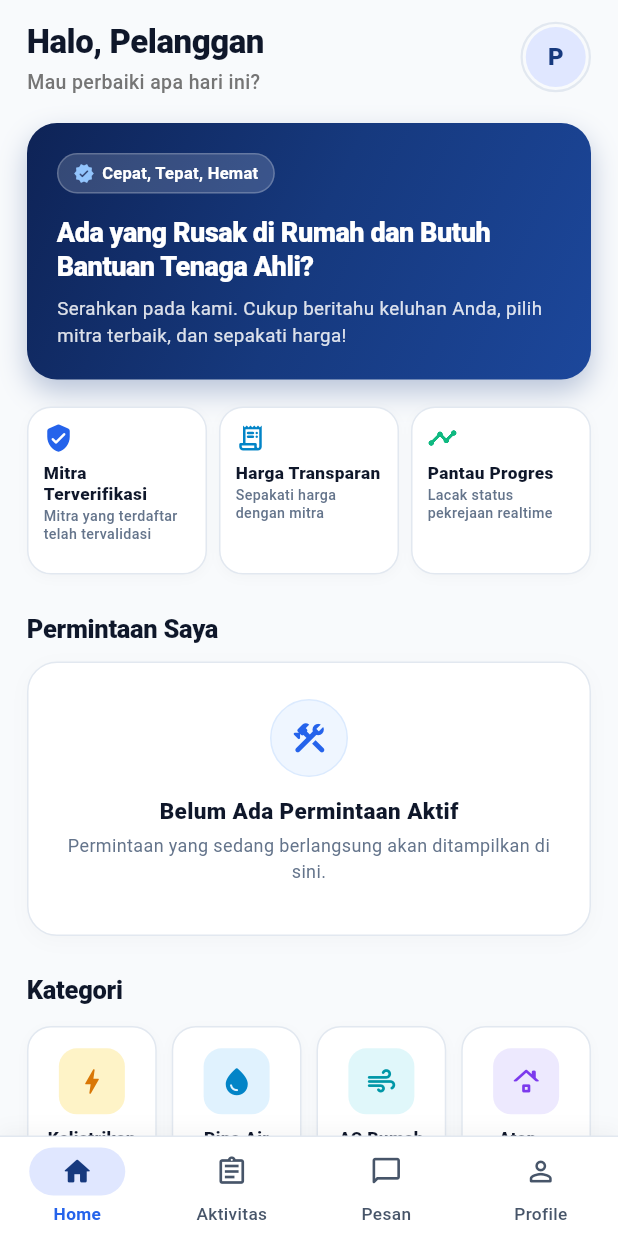
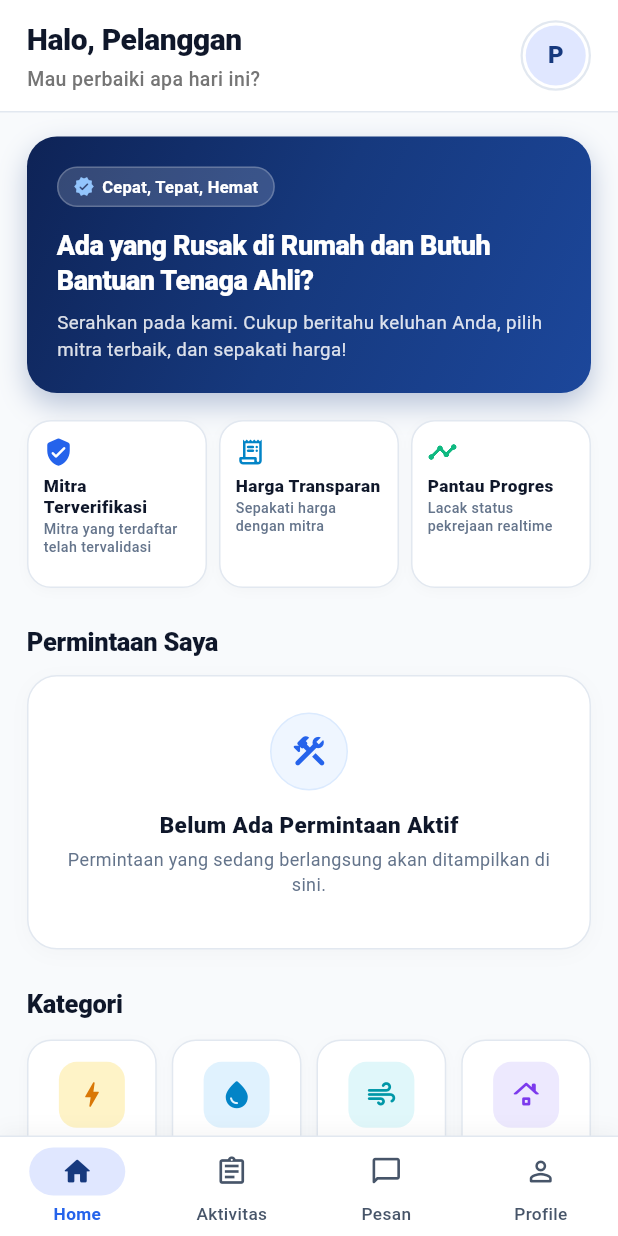
Before and after one commit to dhimskyyy/beres, a Flutter app: the screen it shows once a user with an empty profile is signed in, on a phone screen of 412 x 824 dp. Run offline on Flutter 3.47's test engine with Material 3 defaults, Android fonts, the phone set to English and light mode, and no system bars; our stand-ins replace flutter_riverpod, geolocator, go_router, image_picker, supabase_flutter; accounts and stored records are empty; network calls fail.

Commit message:
feat(user): standardize top app bar headers across all tabs

```diff
--- a/mobile/shared/lib/widgets/beres_splash.dart
+++ b/mobile/shared/lib/widgets/beres_splash.dart
@@ -37,7 +37,10 @@ class _BeresSplashState extends State<BeresSplash>
     super.initState();
     _c.addStatusListener((status) {
       if (status == AnimationStatus.completed) {
-        if (mounted) widget.onFinished();
+        // Tahan logo selama 2 detik sebelum navigasi
+        Future.delayed(const Duration(milliseconds: 2000), () {
+          if (mounted) widget.onFinished();
+        });
       }
     });
     _c.forward();
--- a/mobile/user/lib/features/home/user_home_screen.dart
+++ b/mobile/user/lib/features/home/user_home_screen.dart
@@ -1604,14 +1604,14 @@ class _UserHomeScreenState extends ConsumerState<UserHomeScreen> {
   // TAB 0: HOME / BERANDA (Kombinasi Gambar 1 & Gambar 2 Sesuai Arahan)
   // ===========================================================================
   Widget _buildDashboardTab() {
-    return RefreshIndicator(
-      onRefresh: _loadData,
-      color: const Color(0xFF16397E),
-      child: ListView(
-        padding: const EdgeInsets.fromLTRB(18, 12, 18, 24),
-        children: [
-          // 1. Header Top Bar (Halo, Nama User + Avatar Profil tanpa logo Beres di tengah)
-          Row(
+    return Column(
+      children: [
+        // App Bar Beranda (Seragam Top Bar Putih dengan Divider)
+        Container(
+          color: Colors.white,
+          width: double.infinity,
+          padding: const EdgeInsets.symmetric(horizontal: 18, vertical: 12),
+          child: Row(
             mainAxisAlignment: MainAxisAlignment.spaceBetween,
             crossAxisAlignment: CrossAxisAlignment.center,
             children: [
@@ -1623,7 +1623,7 @@ class _UserHomeScreenState extends ConsumerState<UserHomeScreen> {
                     Text(
                       'Halo, $_displayName',
                       style: const TextStyle(
-                        fontSize: 22,
+                        fontSize: 20,
                         fontWeight: FontWeight.w800,
                         color: Color(0xFF0F172A),
                         letterSpacing: -0.3,
@@ -1679,9 +1679,17 @@ class _UserHomeScreenState extends ConsumerState<UserHomeScreen> {
               ),
             ],
           ),
-
-          const SizedBox(height: 18),
-
+        ),
+
+        const Divider(height: 1, color: Color(0xFFE2E8F0)),
+
+        Expanded(
+          child: RefreshIndicator(
+            onRefresh: _loadData,
+            color: const Color(0xFF16397E),
+            child: ListView(
+              padding: const EdgeInsets.fromLTRB(18, 16, 18, 24),
+              children: [
                 // 2. Banner Hero Card (Warna Deep Navy #102A71)
           Container(
             padding: const EdgeInsets.all(20),
@@ -1986,6 +1994,9 @@ class _UserHomeScreenState extends ConsumerState<UserHomeScreen> {
           ),
         ],
       ),
+    ),
+  ),
+],
 );
 }
 
@@ -2573,28 +2584,15 @@ class _UserHomeScreenState extends ConsumerState<UserHomeScreen> {
           color: Colors.white,
           width: double.infinity,
           padding: const EdgeInsets.symmetric(horizontal: 18, vertical: 14),
-          child: const Column(
-            crossAxisAlignment: CrossAxisAlignment.center,
-            children: [
-              Text(
-                'Pesan & Nota Digital',
+          alignment: Alignment.center,
+          child: const Text(
+            'Pesan',
             textAlign: TextAlign.center,
             style: TextStyle(
               fontSize: 18,
               fontWeight: FontWeight.w800,
               color: Color(0xFF0F172A),
             ),
-              ),
-              SizedBox(height: 2),
-              Text(
-                'Diskusi langsung dan persetujuan Nota Sah',
-                textAlign: TextAlign.center,
-                style: TextStyle(
-                  fontSize: 12,
-                  color: Color(0xFF64748B),
-                ),
-              ),
-            ],
           ),
         ),
 
@@ -2802,25 +2800,31 @@ class _UserHomeScreenState extends ConsumerState<UserHomeScreen> {
     final initial = _initial;
     final isEmailVerified = _isEmailVerified;
 
-    return ListView(
-      padding: const EdgeInsets.fromLTRB(18, 12, 18, 28),
-      children: [
-        // App Bar Title (Centered)
-        const Center(
-          child: Text(
+    return Column(
+      children: [
+        // App Bar Profil (Seragam Putih + Divider seperti Aktivitas & Pesan)
+        Container(
+          color: Colors.white,
+          width: double.infinity,
+          padding: const EdgeInsets.symmetric(horizontal: 18, vertical: 14),
+          alignment: Alignment.center,
+          child: const Text(
             'Profil',
             textAlign: TextAlign.center,
             style: TextStyle(
-              fontSize: 20,
+              fontSize: 18,
               fontWeight: FontWeight.w800,
               color: Color(0xFF0F172A),
-              letterSpacing: -0.3,
-            ),
-          ),
-        ),
-
-        const SizedBox(height: 18),
-
+            ),
+          ),
+        ),
+
+        const Divider(height: 1, color: Color(0xFFE2E8F0)),
+
+        Expanded(
+          child: ListView(
+            padding: const EdgeInsets.fromLTRB(18, 16, 18, 28),
+            children: [
               // 1. PROFIL HEADER (Avatar + Kamera, Nama, Email, Role Pill Sesuai Gambar Referensi)
         Padding(
           padding: const EdgeInsets.symmetric(horizontal: 4, vertical: 8),
@@ -3145,6 +3149,9 @@ class _UserHomeScreenState extends ConsumerState<UserHomeScreen> {
                 ),
                 trailing: const Icon(Icons.chevron_right_rounded, size: 20),
                 onTap: _handleSignOut,
+              ),
+            ],
+          ),
         ),
       ],
     ),
```
Also changed, not shown: 2 other files. Lines whose indentation alone changed are shown as unchanged.
